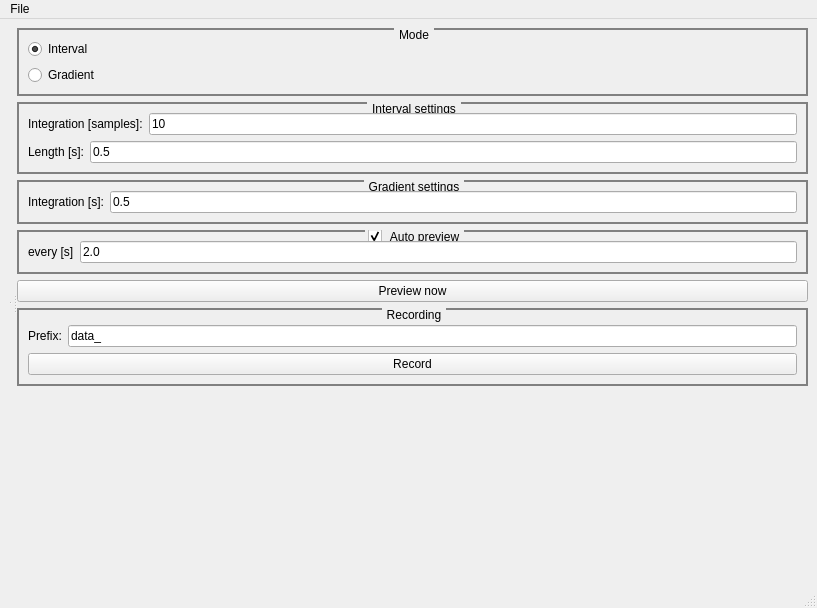
Old version of the form mainwindow.ui in the repository scummos/radio_logtool.
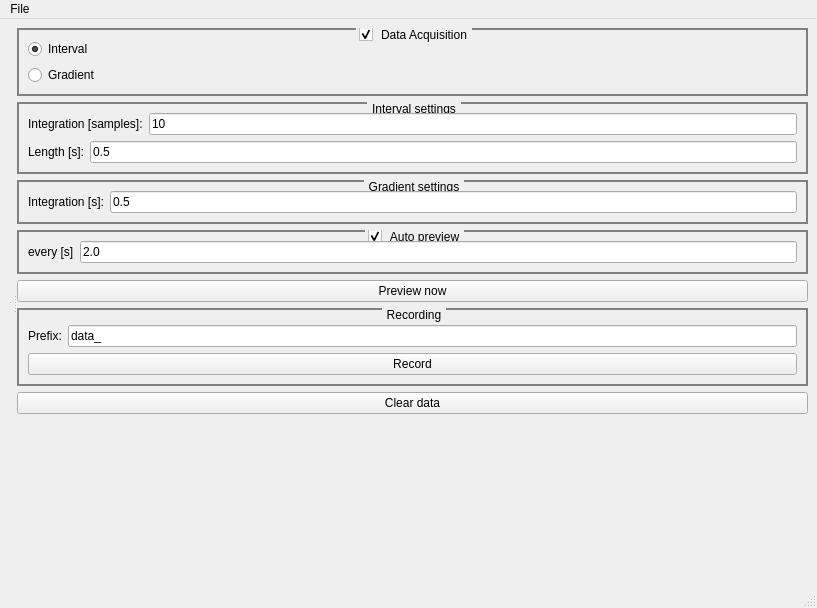
New version of the form. Custom widgets are drawn as their Qt base class.

Commit message: somewhat working, but crashes :(

Patch:
```diff
--- a/mainwindow.ui
+++ b/mainwindow.ui
@@ -58,13 +58,13 @@
  }</string>
           </property>
           <property name="title">
-           <string>Mode</string>
+           <string>Data Acquisition</string>
           </property>
           <property name="flat">
            <bool>false</bool>
           </property>
           <property name="checkable">
-           <bool>false</bool>
+           <bool>true</bool>
           </property>
           <layout class="QVBoxLayout" name="verticalLayout_2">
            <item>
@@ -287,6 +287,13 @@
           </layout>
          </widget>
         </item>
+        <item>
+         <widget class="QPushButton" name="control_clear">
+          <property name="text">
+           <string>Clear data</string>
+          </property>
+         </widget>
+        </item>
         <item>
          <spacer name="verticalSpacer">
           <property name="orientation">
```
Left out of the diff: 52 changed lines with no effect on the pictures. The commit also changes 1 other file.
